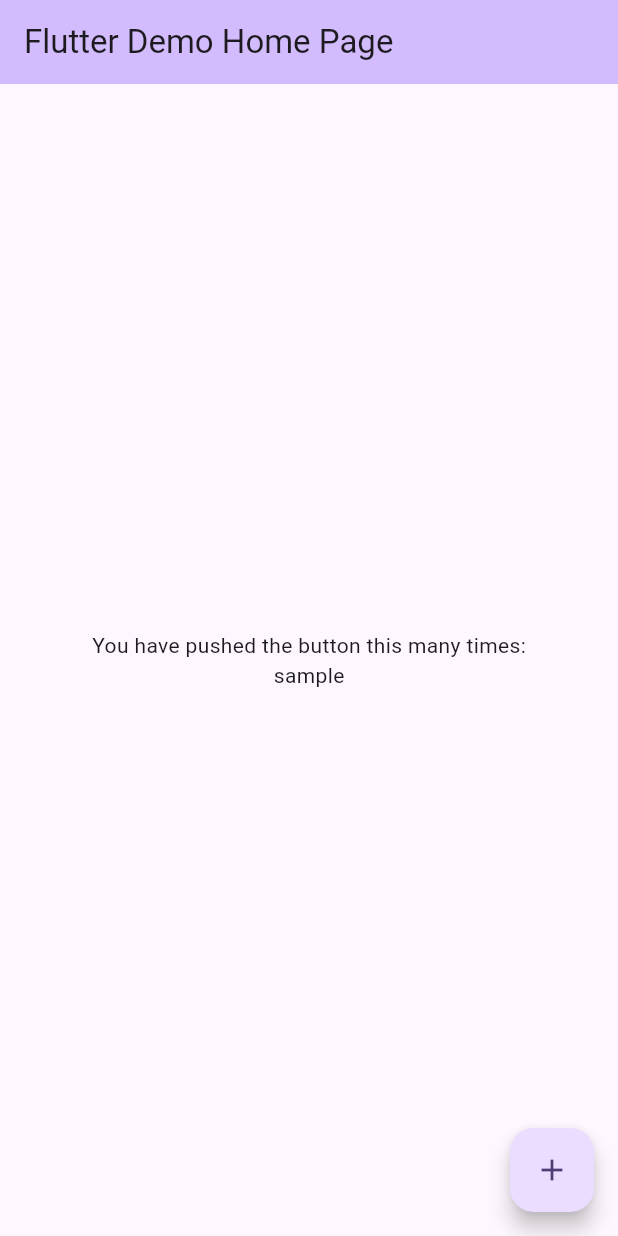
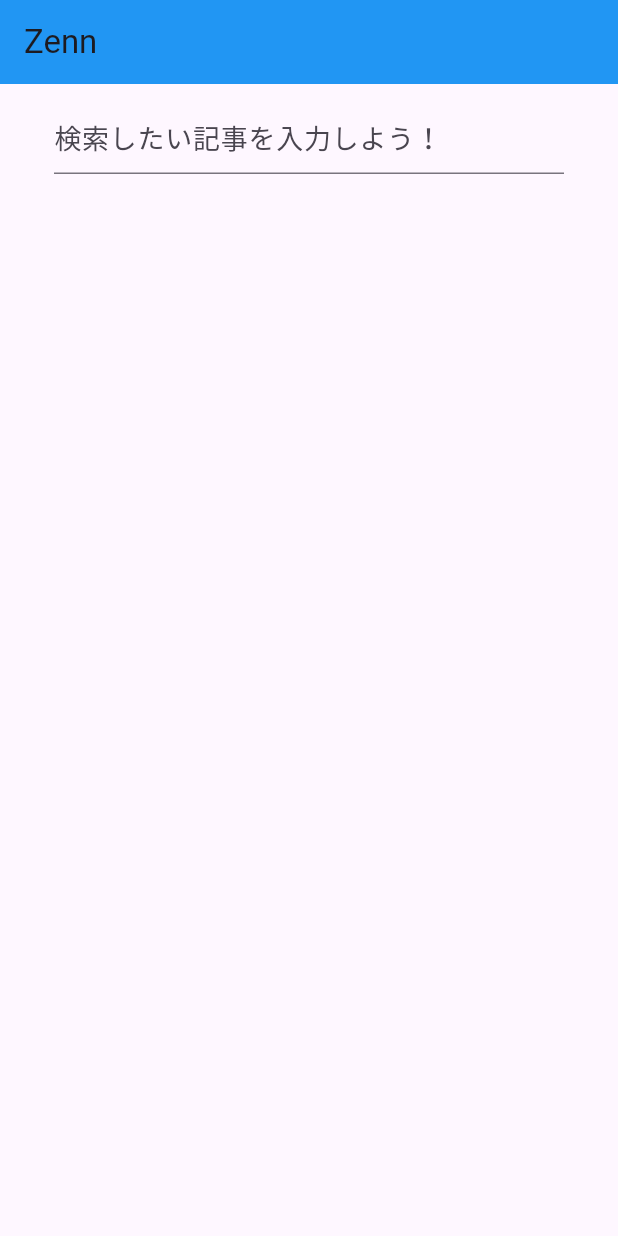
Before and after one commit to railgun-0402/zenn_app_flutter, a Flutter app: the screen it shows after launch, on a phone screen of 412 x 824 dp. Run offline on Flutter 3.47's test engine with Material 3 defaults, Android fonts, the phone set to English and light mode, and no system bars.

Commit message:
APIからデータを画面に表示

```diff
--- a/lib/main.dart
+++ b/lib/main.dart
@@ -1,89 +1,6 @@
-// import 'dart:convert';
+import 'package:flutter/material.dart';
+import 'package:zenn_app/widgets/article_search.dart';
 
-import 'package:flutter/material.dart';
-import 'package:http/http.dart' as http;
-
-void main() async {
-  runApp(const MyApp());
+void main() {
+  runApp(const ArticleSearch());
 }
-
-class MyApp extends StatelessWidget {
-  const MyApp({super.key});
-
-  // This widget is the root of your application.
-  @override
-  Widget build(BuildContext context) {
-    return MaterialApp(
-      title: 'Flutter Demo',
-      theme: ThemeData(
-        colorScheme: ColorScheme.fromSeed(seedColor: Colors.deepPurple),
-        useMaterial3: true,
-      ),
-      home: const MyHomePage(title: 'Flutter Demo Home Page'),
-    );
-  }
-}
-
-class MyHomePage extends StatefulWidget {
-  const MyHomePage({super.key, required this.title});
-
-  final String title;
-
-  @override
-  State<MyHomePage> createState() => _MyHomePageState();
-}
-
-class _MyHomePageState extends State<MyHomePage> {
-  // int _counter = 0;
-
-  // void _incrementCounter() {
-  //   setState(() {
-  //     _counter++;
-  //   });
-  // }
-
-  @override
-  Widget build(BuildContext context) {
-    return Scaffold(
-      appBar: AppBar(
-        backgroundColor: Theme.of(context).colorScheme.inversePrimary,
-        title: Text(widget.title),
-      ),
-      body: const Center(
-        child: Column(
-          mainAxisAlignment: MainAxisAlignment.center,
-          children: <Widget>[
-            Text(
-              'You have pushed the button this many times:',
-            ),
-            Text(
-              'sample'
-              // '$_counter',
-              // style: Theme.of(context).textTheme.headlineMedium,
-            ),
-          ],
-        ),
-      ),
-      floatingActionButton: FloatingActionButton(
-        onPressed: fetchArticles,
-        tooltip: 'Increment',
-        child: const Icon(Icons.add),
-      ), // This trailing comma makes auto-formatting nicer for build methods.
-    );
-  }
-
-  /* 記事取得APIの実行メソッド */
-  Future<void> fetchArticles() async {
-    // final url = Uri.parse('https://zenn.dev/api/articles?username=まめしば');
-    final url = Uri.parse('https://zenn.dev/api/articles?order=latest');
-    final response = await http.get(url);
-
-    if (response.statusCode == 200) {
-      // final data = json.decode(response.body);
-      // print(data); // 取得したデータを利用
-    } else {
-      //print('Failed to fetch articles');
-      //print(response.statusCode);
-    }
-  }
-}
--- a/lib/models/article.dart
+++ b/lib/models/article.dart
@@ -20,4 +20,15 @@ class Article {
   final User user;
   final int likesCount;
   final String url;
+
+  // JSONからArticleを生成するファクトリコンストラクタ
+  factory Article.fromJson(dynamic json) {
+    return Article(
+      title: json['title'] as String,
+      user: User.fromJson(json['user']), // User.fromJson()を使ってUserを生成
+      url: json['path'] as String,
+      publishedAt: DateTime.parse(json['published_at'] as String), // DateTime.parse()を使って文字列をDateTimeに変換
+      likesCount: json['liked_count'] as int,
+    );
+  }
 }
--- a/lib/models/user.dart
+++ b/lib/models/user.dart
@@ -13,7 +13,7 @@ class User {
   // JSONからUserを生成するファクトリコンストラクタ
   factory User.fromJson(dynamic json) {
     return User(
-      id: json['id'] as String,
+      id: json['id'].toString(),
       avatarSmallUrl: json['avatar_small_url'] as String,
     );
   }
--- /dev/null
+++ b/lib/widgets/article_search.dart
@@ -0,0 +1,80 @@
+import 'dart:convert';
+
+import 'package:flutter/material.dart';
+import 'package:http/http.dart' as http;
+import 'package:zenn_app/models/article.dart';
+import 'package:zenn_app/models/user.dart';
+import 'package:zenn_app/widgets/article_container.dart';
+
+class ArticleSearch extends StatefulWidget {
+  const ArticleSearch({super.key});
+
+  @override
+  State<ArticleSearch> createState() => _ArticleSearchState();
+}
+
+class _ArticleSearchState extends State<ArticleSearch> {
+  // 検索結果を保持する
+  List<Article> articles = [];
+
+  @override
+  Widget build(BuildContext context) {
+    return MaterialApp(
+      home: Scaffold(
+        appBar: AppBar(
+          title: const Text('Zenn'),
+          backgroundColor: Colors.blue,
+        ),
+        body: Column(
+            children: [
+              // 検索ボックス
+              Padding(
+                padding: const EdgeInsets.symmetric(
+                  vertical: 12,
+                  horizontal: 36,
+                ),
+                child: TextField(
+                  style: const TextStyle(
+                    fontSize: 18,
+                    color: Colors.black,
+                  ),
+                  decoration: const InputDecoration(
+                    hintText: '検索したい記事を入力しよう！'
+                  ),
+                  onSubmitted: (String value) async {
+                    final results = await searchArticles(value);
+                    setState(() =>
+                      articles = results
+                    );
+                  },
+                ),
+              ),
+
+              // 検索結果一覧
+              Expanded(
+                child: ListView(
+                  children: articles
+                      .map((article) => ArticleContainer(article: article))
+                      .toList(),
+                ),
+              ),
+            ],
+          ),
+      ),
+    );
+  }
+
+  /* 記事取得APIの実行メソッド */
+  Future<List<Article>> searchArticles(String keyword) async {
+    final url = Uri.parse('https://zenn.dev/api/articles?username=$keyword&order=latest');
+    final response = await http.get(url);
+
+    if (response.statusCode == 200) {
+      final Map<String, dynamic> jsonResponse = jsonDecode(response.body);
+      final List<dynamic> articles = jsonResponse['articles'];
+      return articles.map((dynamic json) => Article.fromJson(json)).toList();
+    } else {
+      return [];
+    }
+  }
+}
--- a/pubspec.yaml
+++ b/pubspec.yaml
@@ -38,6 +38,7 @@ dependencies:
   # The following adds the Cupertino Icons font to your application.
   # Use with the CupertinoIcons class for iOS style icons.
   cupertino_icons: ^1.0.8
+  intl: ^0.19.0
 
 dev_dependencies:
   flutter_test:
```
Also changed, not shown: lib/widgets/article_container.dart (added, +102 -0 lines), pubspec.lock, 1 other file.
